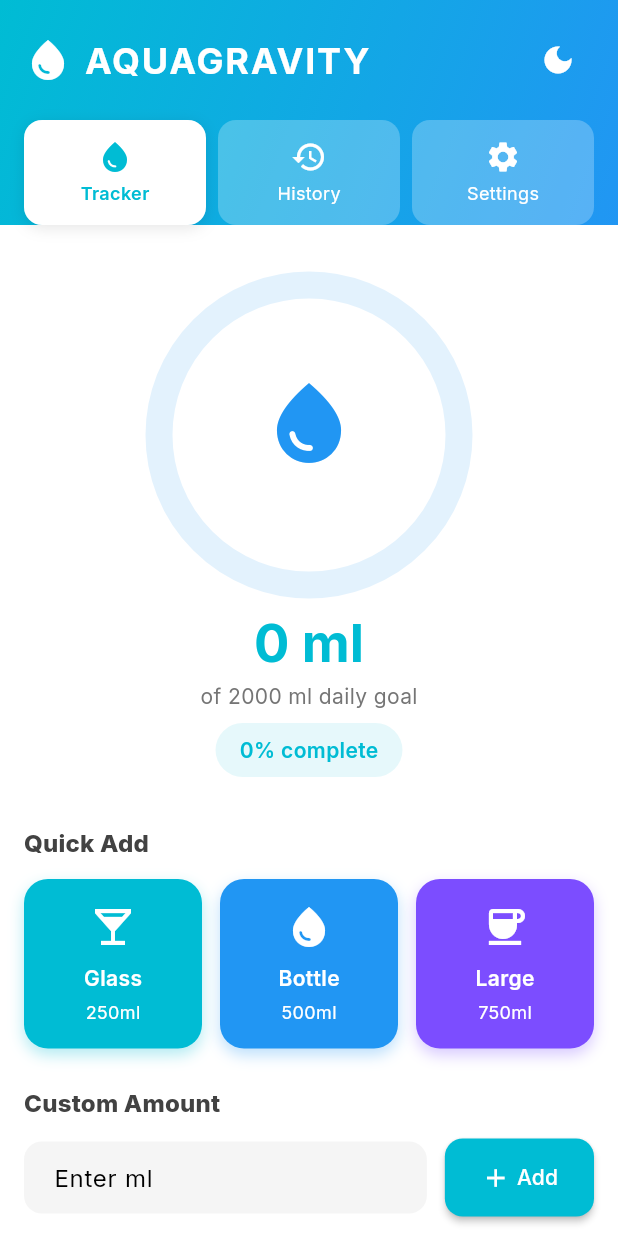
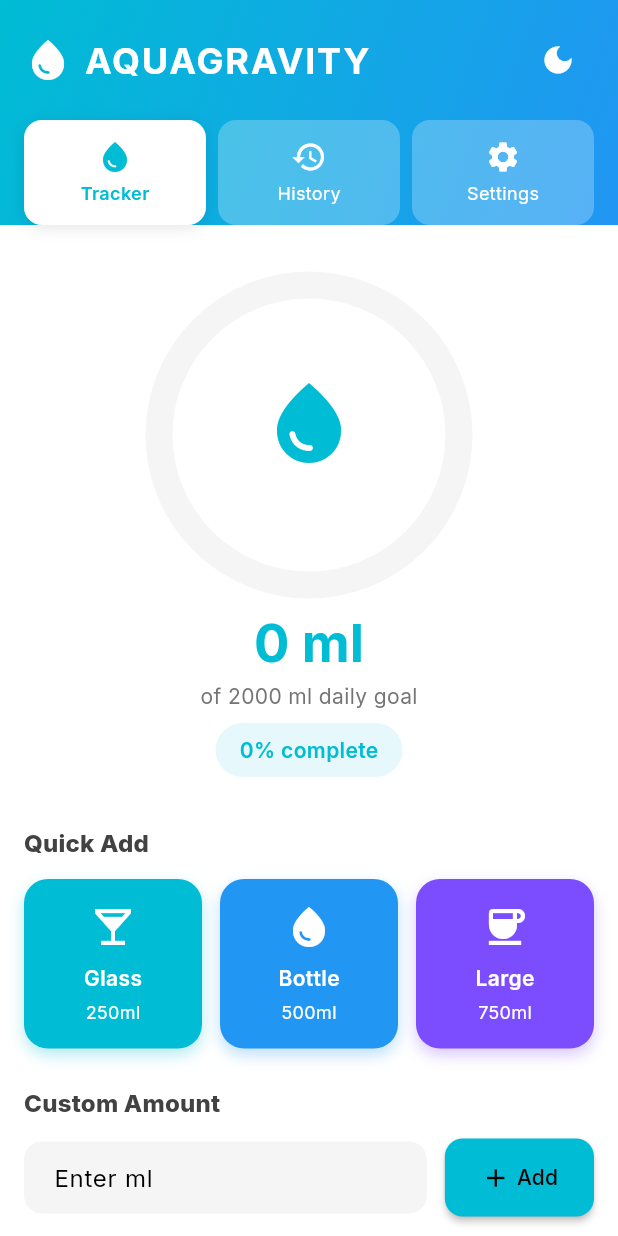
Before and after one commit to nabilban/AQUAGRAVITY-app, a Flutter app: the screen it shows after launch, on a phone screen of 412 x 824 dp. Run offline on Flutter 3.47's test engine with Material 3 defaults, Android fonts, the phone set to English and light mode, and no system bars; our stand-ins replace auto_route, dartz, drift, drift_flutter, flutter_bloc, flutter_local_notifications and 9 more; accounts and stored records are empty; generated files the repository leaves out were written again.

Commit message:
feat: Add `allLogs` to `HydrationState.loaded` and improve error message theming.

```diff
--- a/lib/app/features/hydration/cubit/hydration_cubit.dart
+++ b/lib/app/features/hydration/cubit/hydration_cubit.dart
@@ -29,19 +29,33 @@ class HydrationCubit extends Cubit<HydrationState> {
 
     // Combine streams of logs and settings
     Rx.combineLatest2(
-      _hydrationRepository.watchTodayLogs(),
+      _hydrationRepository.watchLogs(),
       _settingsRepository.watchSettings(),
       (logs, settings) => (logs: logs, settings: settings),
     ).listen(
       (data) {
-        final total = data.logs.fold(0.0, (sum, log) => sum + log.amount);
+        final now = DateTime.now();
+        final startOfDay = DateTime(now.year, now.month, now.day);
+        final endOfDay = startOfDay.add(const Duration(days: 1));
+
+        final todayLogs = data.logs
+            .where(
+              (log) =>
+                  log.timestamp.isAfter(startOfDay) &&
+                      log.timestamp.isBefore(endOfDay) ||
+                  log.timestamp.isAtSameMomentAs(startOfDay),
+            )
+            .toList();
+
+        final total = todayLogs.fold(0.0, (sum, log) => sum + log.amount);
 
         // Handle notifications
-        _manageNotifications(data.logs, data.settings, total);
+        _manageNotifications(todayLogs, data.settings, total);
 
         emit(
           HydrationState.loaded(
-            logs: data.logs,
+            logs: todayLogs,
+            allLogs: data.logs,
             todayTotal: total,
             dailyGoal: data.settings.dailyGoal,
             reminderEnabled: data.settings.reminderEnabled,
--- a/lib/app/features/hydration/cubit/hydration_state.dart
+++ b/lib/app/features/hydration/cubit/hydration_state.dart
@@ -12,6 +12,7 @@ sealed class HydrationState with _$HydrationState {
 
   const factory HydrationState.loaded({
     required List<HydrationLog> logs,
+    required List<HydrationLog> allLogs,
     required double todayTotal,
     required double dailyGoal,
     required bool reminderEnabled,
--- a/lib/app/features/hydration/pages/home_page.dart
+++ b/lib/app/features/hydration/pages/home_page.dart
@@ -124,7 +124,7 @@ class _HomePageState extends State<HomePage> with TickerProviderStateMixin {
           return state.when(
             initial: () => const Center(child: Text('Initializing...')),
             loading: () => const Center(child: CircularProgressIndicator()),
-            loaded: (logs, todayTotal, dailyGoal, p3, p4) =>
+            loaded: (logs, _, todayTotal, dailyGoal, p4, p5) =>
                 _buildLoadedView(context, logs, todayTotal, dailyGoal),
             error: (message) => Center(
               child: Column(
@@ -175,6 +175,12 @@ class _HomePageState extends State<HomePage> with TickerProviderStateMixin {
             duration: const Duration(milliseconds: 300),
             switchInCurve: Curves.easeOut,
             switchOutCurve: Curves.easeIn,
+            layoutBuilder: (currentChild, previousChildren) {
+              return Stack(
+                alignment: Alignment.topCenter,
+                children: <Widget>[...previousChildren, ?currentChild],
+              );
+            },
             child: _selectedTab == 0
                 ? KeyedSubtree(
                     key: const ValueKey(0),
@@ -256,12 +262,11 @@ class _HomePageState extends State<HomePage> with TickerProviderStateMixin {
 
   Widget _buildHeader(BuildContext context) {
     return Container(
-      decoration: const BoxDecoration(
+      decoration: BoxDecoration(
         gradient: LinearGradient(
           colors: [
-            Color(0xFF00BCD4), // Cyan
-            Color(0xFF2196F3), // Blue
-            // Color(0xFF1976D2),
+            Theme.of(context).colorScheme.secondary,
+            Theme.of(context).colorScheme.primary,
           ],
           begin: Alignment.topLeft,
           end: Alignment.bottomRight,
@@ -281,12 +286,16 @@ class _HomePageState extends State<HomePage> with TickerProviderStateMixin {
               // Logo and Title
               Row(
                 children: [
-                  const Icon(Icons.water_drop, color: Colors.white, size: 32),
+                  Icon(
+                    Icons.water_drop,
+                    color: Theme.of(context).colorScheme.onPrimary,
+                    size: 32,
+                  ),
                   const Gap(AppDimens.x2),
                   Text(
                     'AQUAGRAVITY',
                     style: Theme.of(context).textTheme.headlineSmall?.copyWith(
-                      color: Colors.white,
+                      color: Theme.of(context).colorScheme.onPrimary,
                       fontWeight: FontWeight.bold,
                       letterSpacing: 1.2,
                     ),
@@ -298,7 +307,7 @@ class _HomePageState extends State<HomePage> with TickerProviderStateMixin {
                       return IconButton(
                         icon: Icon(
                           isDark ? Icons.light_mode : Icons.dark_mode,
-                          color: Colors.white,
+                          color: Theme.of(context).colorScheme.onPrimary,
                         ),
                         onPressed: () {
                           context.read<ThemeCubit>().updateTheme(
@@ -416,14 +425,18 @@ class _HomePageState extends State<HomePage> with TickerProviderStateMixin {
           children: [
             Icon(
               icon,
-              color: isSelected ? const Color(0xFF00BCD4) : Colors.white,
+              color: isSelected
+                  ? Theme.of(context).colorScheme.secondary
+                  : Theme.of(context).colorScheme.onPrimary,
               size: 24,
             ),
             const Gap(4),
             Text(
               label,
               style: TextStyle(
-                color: isSelected ? const Color(0xFF00BCD4) : Colors.white,
+                color: isSelected
+                    ? Theme.of(context).colorScheme.secondary
+                    : Theme.of(context).colorScheme.onPrimary,
                 fontSize: 12,
                 fontWeight: isSelected ? FontWeight.w600 : FontWeight.normal,
               ),
@@ -461,11 +474,13 @@ class _HomePageState extends State<HomePage> with TickerProviderStateMixin {
                       child: CircularProgressIndicator(
                         value: _progressAnimation.value,
                         strokeWidth: 18,
-                        backgroundColor: Colors.blue.shade50,
+                        backgroundColor: Theme.of(
+                          context,
+                        ).colorScheme.surfaceContainerHighest,
                         valueColor: AlwaysStoppedAnimation<Color>(
                           isComplete
-                              ? const Color(0xFF2196F3)
-                              : const Color(0xFF00BCD4),
+                              ? Theme.of(context).colorScheme.primary
+                              : Theme.of(context).colorScheme.secondary,
                         ),
                       ),
                     );
@@ -497,10 +512,10 @@ class _HomePageState extends State<HomePage> with TickerProviderStateMixin {
                           Icons.water_drop,
                           size: 64,
                           color: isComplete
-                              ? const Color(
-                                  0xFF1976D2,
-                                ) // Deep blue when complete
-                              : const Color(0xFF2196F3),
+                              ? Theme.of(context)
+                                    .colorScheme
+                                    .primary // Deep blue when complete
+                              : Theme.of(context).colorScheme.secondary,
                         ),
                       ),
                     );
@@ -516,8 +531,8 @@ class _HomePageState extends State<HomePage> with TickerProviderStateMixin {
             duration: const Duration(milliseconds: 300),
             style: Theme.of(context).textTheme.headlineLarge!.copyWith(
               color: isComplete
-                  ? const Color(0xFF1976D2)
-                  : const Color(0xFF00BCD4),
+                  ? Theme.of(context).colorScheme.primary
+                  : Theme.of(context).colorScheme.secondary,
               fontWeight: FontWeight.bold,
             ),
             child: Text(
@@ -549,15 +564,23 @@ class _HomePageState extends State<HomePage> with TickerProviderStateMixin {
                   decoration: BoxDecoration(
                     gradient: LinearGradient(
                       colors: [
-                        Color(0xFF1976D2).withValues(alpha: opacity),
-                        Color(0xFF2196F3).withValues(alpha: opacity),
-                        Color(0xFF00BCD4).withValues(alpha: opacity),
+                        Theme.of(
+                          context,
+                        ).colorScheme.primary.withValues(alpha: opacity),
+                        Theme.of(
+                          context,
+                        ).colorScheme.primary.withValues(alpha: opacity),
+                        Theme.of(
+                          context,
+                        ).colorScheme.secondary.withValues(alpha: opacity),
                       ],
                     ),
                     borderRadius: BorderRadius.circular(20),
                     boxShadow: [
                       BoxShadow(
-                        color: const Color(0xFF1976D2).withValues(alpha: 0.3),
+                        color: Theme.of(
+                          context,
+                        ).colorScheme.primary.withValues(alpha: 0.3),
                         blurRadius: 8,
                         offset: const Offset(0, 2),
                       ),
@@ -592,13 +615,15 @@ class _HomePageState extends State<HomePage> with TickerProviderStateMixin {
                 vertical: AppDimens.x2,
               ),
               decoration: BoxDecoration(
-                color: const Color(0xFF00BCD4).withValues(alpha: 0.1),
+                color: Theme.of(
+                  context,
+                ).colorScheme.secondary.withValues(alpha: 0.1),
                 borderRadius: BorderRadius.circular(20),
               ),
               child: Text(
                 '${(progress * 100).toInt()}% complete',
-                style: const TextStyle(
-                  color: Color(0xFF00BCD4),
+                style: TextStyle(
+                  color: Theme.of(context).colorScheme.secondary,
                   fontWeight: FontWeight.w600,
                 ),
               ),
@@ -628,7 +653,7 @@ class _HomePageState extends State<HomePage> with TickerProviderStateMixin {
                 icon: Icons.local_bar,
                 label: 'Glass',
                 amount: '250ml',
-                color: const Color(0xFF00BCD4),
+                color: Theme.of(context).colorScheme.secondary,
                 onTap: () => _addWater(250),
               ),
             ),
@@ -639,7 +664,7 @@ class _HomePageState extends State<HomePage> with TickerProviderStateMixin {
                 icon: Icons.water_drop,
                 label: 'Bottle',
                 amount: '500ml',
-                color: const Color(0xFF2196F3),
+                color: Theme.of(context).colorScheme.primary,
                 onTap: () => _addWater(500),
               ),
             ),
@@ -650,7 +675,7 @@ class _HomePageState extends State<HomePage> with TickerProviderStateMixin {
                 icon: Icons.coffee,
                 label: 'Large',
                 amount: '750ml',
-                color: const Color(0xFF7C4DFF),
+                color: Theme.of(context).colorScheme.tertiary,
                 onTap: () => _addWater(750),
               ),
             ),
@@ -743,8 +768,8 @@ class _HomePageState extends State<HomePage> with TickerProviderStateMixin {
             ElevatedButton(
               onPressed: _addCustomAmount,
               style: ElevatedButton.styleFrom(
-                backgroundColor: const Color(0xFF00BCD4),
-                foregroundColor: Colors.white,
+                backgroundColor: Theme.of(context).colorScheme.secondary,
+                foregroundColor: Theme.of(context).colorScheme.onSecondary,
                 padding: const EdgeInsets.symmetric(
                   horizontal: AppDimens.x6,
                   vertical: AppDimens.x4,
@@ -842,7 +867,7 @@ class _HomePageState extends State<HomePage> with TickerProviderStateMixin {
                     children: [
                       Icon(
                         Icons.water_drop,
-                        color: const Color(0xFF00BCD4),
+                        color: Theme.of(context).colorScheme.secondary,
                         size: 20,
                       ),
                       const Gap(AppDimens.x3),
--- a/lib/app/ui/theme/app_theme.dart
+++ b/lib/app/ui/theme/app_theme.dart
@@ -6,17 +6,21 @@ class AppTheme {
   AppTheme._(); // Private constructor to prevent instantiation
 
   // Blue-teal color palette for water theming
-  static const Color _primaryLight = Color(0xFF0288D1); // Light Blue 700
-  static const Color _secondaryLight = Color(0xFF00BCD4); // Cyan 500
-  static const Color _tertiaryLight = Color(0xFF26C6DA); // Cyan 400
+  static const Color _primaryLight = Color(0xFF2196F3); // Blue 500 (Bottle)
+  static const Color _secondaryLight = Color(0xFF00BCD4); // Cyan 500 (Glass)
+  static const Color _tertiaryLight = Color(
+    0xFF7C4DFF,
+  ); // Deep Purple A200 (Large)
   static const Color _surfaceLight = Color(0xFFF5F5F5);
   static const Color _backgroundLight = Color(0xFFFFFFFF);
+  static const Color _errorLight = Color(0xFFD32F2F); // Red 700
 
-  static const Color _primaryDark = Color(0xFF4FC3F7); // Light Blue 300
-  static const Color _secondaryDark = Color(0xFF26C6DA); // Cyan 400
-  static const Color _tertiaryDark = Color(0xFF00BCD4); // Cyan 500
+  static const Color _primaryDark = Color(0xFF64B5F6); // Blue 300
+  static const Color _secondaryDark = Color(0xFF4DD0E1); // Cyan 300
+  static const Color _tertiaryDark = Color(0xFFB388FF); // Deep Purple 200
   static const Color _surfaceDark = Color(0xFF1E1E1E);
   static const Color _backgroundDark = Color(0xFF121212);
+  static const Color _errorDark = Color(0xFFEF5350); // Red 400
 
   /// Light theme configuration
   static ThemeData lightTheme() {
@@ -26,6 +30,7 @@ class AppTheme {
       tertiary: _tertiaryLight,
       surface: _surfaceLight,
       surfaceContainerLow: _backgroundLight,
+      error: _errorLight,
     );
 
     return _buildTheme(colorScheme);
@@ -39,6 +44,7 @@ class AppTheme {
       tertiary: _tertiaryDark,
       surface: _surfaceDark,
       surfaceContainerLow: _backgroundDark,
+      error: _errorDark,
     );
 
     return _buildTheme(colorScheme);
```
Also changed, not shown: intervene.txt (+6 -4 lines), issues.txt (deleted, +0 -21 lines), lib/app/features/hydration/pages/history_page.dart (+137 -40 lines), lib/app/features/settings/pages/settings_page_content.dart (+67 -34 lines), lib/app/features/hydration/cubit/hydration_state.freezed.dart.
